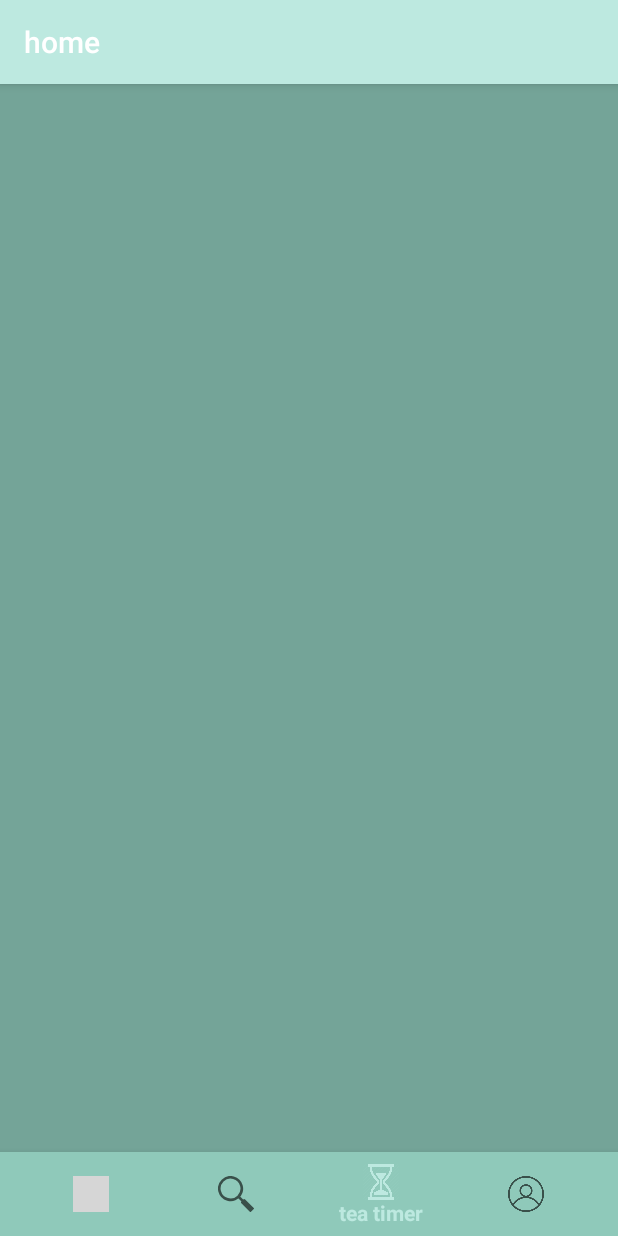
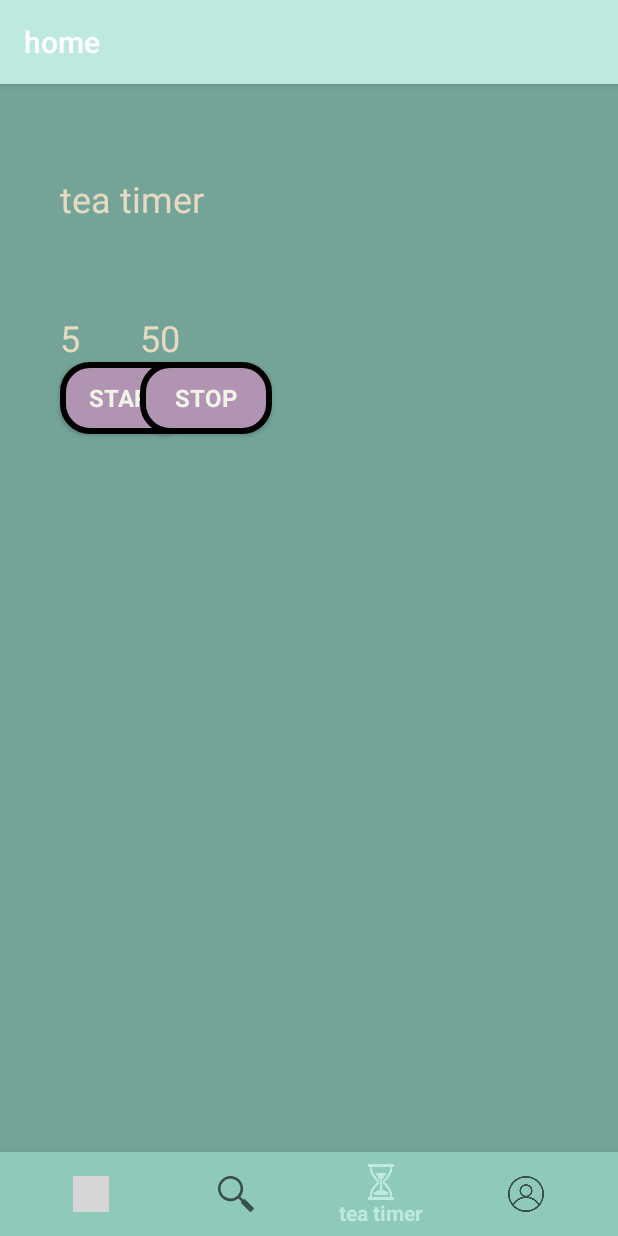
Before and after one commit to williamxyshi/TeaBuddy, an Android app: the MainActivity screen opened directly, with no data from a screen before it, item 3 of the bottom bar chosen, on a phone screen of 412 x 824 dp. Run offline under Robolectric (Android 15) with nearby library versions, the phone set to English and light mode, and no system bars; our stand-ins replace Firebase (no records; nobody signed in at launch, a user with empty details on screens opened directly); libraries missing offline, so code that uses them is left out: io.opencensus.stats, io.realm; pictures from the network do not load; grey boxes are pictures that could not be loaded.

Commit message:
timer functionality

```diff
--- a/app/src/main/java/com/willjane/teabuddy/MainActivity.kt
+++ b/app/src/main/java/com/willjane/teabuddy/MainActivity.kt
@@ -15,6 +15,7 @@ import com.google.android.material.bottomnavigation.BottomNavigationView
 import com.willjane.teabuddy.R
 import com.willjane.teabuddy.fragments.DashboardFragment
 import com.willjane.teabuddy.fragments.EncyclopediaFragment
+import com.willjane.teabuddy.fragments.TeaTimerFragment
 import com.willjane.teabuddy.viewmodels.MainActivityViewModel
 import kotlinx.android.synthetic.main.activity_main.*
 
@@ -22,6 +23,7 @@ class MainActivity : AppCompatActivity() {
 
     private lateinit var  dashboardFragment: DashboardFragment
     private lateinit var  encyclopediaFragment: EncyclopediaFragment
+    private  lateinit var  teaTimerFragment: TeaTimerFragment
 
     private lateinit var vm: MainActivityViewModel
 
@@ -34,6 +36,7 @@ class MainActivity : AppCompatActivity() {
 
         dashboardFragment = DashboardFragment()
         encyclopediaFragment = EncyclopediaFragment()
+        teaTimerFragment = TeaTimerFragment()
 
         supportFragmentManager.beginTransaction().add(R.id.fragmentView, dashboardFragment).commit()
 
@@ -82,7 +85,10 @@ class MainActivity : AppCompatActivity() {
                     true
                 }
                 R.id.bottom_navigation_teatimer->{
-
+                    supportFragmentManager.beginTransaction().apply {
+                        replace(R.id.fragmentView, teaTimerFragment).commit()
+                        addToBackStack(null)
+                    }
                     true
                 }
                 R.id.bottom_navigation_user->{
--- a/app/src/main/java/com/willjane/teabuddy/fragments/EncyclopediaFragment.kt
+++ b/app/src/main/java/com/willjane/teabuddy/fragments/EncyclopediaFragment.kt
@@ -29,9 +29,7 @@ class EncyclopediaFragment: Fragment() {
         initialize()
 
         recyclerView = rootView.findViewById(R.id.encyclopediaRecyclerView)
-        recyclerView.layoutManager = LinearLayoutManager(context,
-                                                                                                    RecyclerView.VERTICAL,
-                                                                        false)
+        recyclerView.layoutManager = LinearLayoutManager(context, RecyclerView.VERTICAL, false)
         recyclerView.adapter = EncyclopediaListAdapter(vm, requireContext())
 
 
--- /dev/null
+++ b/app/src/main/java/com/willjane/teabuddy/fragments/TimerFragment.kt
@@ -0,0 +1,106 @@
+package com.willjane.teabuddy.fragments
+
+import android.os.Bundle
+import android.util.Log
+import android.view.LayoutInflater
+import android.view.View
+import android.view.ViewGroup
+import androidx.fragment.app.Fragment
+import androidx.lifecycle.ViewModelProviders
+import com.willjane.teabuddy.R
+import com.willjane.teabuddy.viewmodels.MainActivityViewModel
+import android.os.CountDownTimer
+import android.text.InputFilter
+import android.widget.Button
+import android.widget.TextView
+import io.opencensus.stats.Aggregation
+import kotlinx.android.synthetic.main.fragment_teatimer.view.*
+import java.util.*
+
+
+class TeaTimerFragment: Fragment() {
+    private lateinit var  vm:  MainActivityViewModel
+    private lateinit var timerMins: TextView
+    private lateinit var timerSec: TextView
+    private lateinit var startTime: Button
+    private lateinit var stopTime: Button
+    private var timerLength: Long = 350000
+    private lateinit var countDownTimer: CountDownTimer
+    private var isInitStart = false
+
+    override fun onCreateView(
+        inflater: LayoutInflater,
+        container: ViewGroup?,
+        savedInstanceState: Bundle?
+    ): View? {
+        Log.d(TAG, "loading tea timer fragment")
+        val rootView = inflater.inflate(R.layout.fragment_teatimer, container, false) as ViewGroup
+        timerMins = rootView.findViewById(R.id.timerMin)
+        timerSec = rootView.findViewById(R.id.timerSec)
+        startTime = rootView.findViewById(R.id.startTimer)
+        stopTime = rootView.findViewById(R.id.stopTimer)
+        setMinutes(timerLength)
+        setSeconds(timerLength)
+        initializeTimer(timerLength)
+        initialize()
+
+        return rootView
+    }
+
+    private fun initialize(){
+        vm = ViewModelProviders.of(activity?:return).get(MainActivityViewModel::class.java)
+        vm.currentActionPage.value = MainActivityViewModel.TEA_TIMER
+
+        startTime.setOnClickListener {
+            startTimer()
+        }
+
+        stopTime.setOnClickListener {
+            stopTimer()
+        }
+    }
+
+    private fun initializeTimer(timeLeft : Long) {
+        countDownTimer = object : CountDownTimer(timeLeft, 1000) {
+
+            override fun onTick(millisUntilFinished: Long) {
+                setMinutes(millisUntilFinished)
+                setSeconds(millisUntilFinished)
+                timerLength = millisUntilFinished
+            }
+            override fun onFinish() {
+                timerSec.text = "done"
+            }
+
+        }
+    }
+    private fun startTimer() {
+        if (!isInitStart) {
+            initializeTimer(timerLength)
+            countDownTimer.start()
+        }
+    }
+
+    private fun stopTimer() {
+        countDownTimer.cancel()
+
+    }
+
+    private fun setMinutes(millSec: Long) {
+        timerMins.text = millToMin(millSec)
+    }
+    private fun setSeconds(millSec: Long) {
+        timerSec.text = millToSec(millSec)
+    }
+
+    private fun millToMin(millSec : Long) : String {
+        return (((millSec / 60000) % 10).toString())
+    }
+
+    private fun millToSec(millSec : Long) : String {
+        return (((millSec / 1000) % 60 ).toString())
+    }
+    companion object{
+        const val TAG = "TeaTimerFragment"
+    }
+}
--- a/app/src/main/java/com/willjane/teabuddy/viewmodels/MainActivityViewModel.kt
+++ b/app/src/main/java/com/willjane/teabuddy/viewmodels/MainActivityViewModel.kt
@@ -27,6 +27,7 @@ class MainActivityViewModel(application: Application): AndroidViewModel(applicat
 
         const val DASHBOARD_PAGE = 0
         const val TEA_INFO = 1
+        const val TEA_TIMER = 2
     }
 
 
--- /dev/null
+++ b/app/src/main/res/layout/fragment_teatimer.xml
@@ -0,0 +1,80 @@
+<?xml version="1.0" encoding="utf-8"?>
+<androidx.constraintlayout.widget.ConstraintLayout
+    xmlns:android="http://schemas.android.com/apk/res/android"
+    xmlns:tools="http://schemas.android.com/tools"
+    xmlns:app="http://schemas.android.com/apk/res-auto"
+    android:layout_width="match_parent"
+    android:layout_height="match_parent"
+    android:background="@color/backgroundColor">
+
+    <TextView
+        android:layout_width="wrap_content"
+        android:layout_height="wrap_content"
+        android:text="@string/teatimer"
+        android:textColor="@color/gold"
+        android:textSize="24sp"
+        android:layout_marginTop="60dp"
+        android:layout_marginLeft="40dp"
+        app:layout_constraintTop_toTopOf="parent"
+        app:layout_constraintLeft_toLeftOf="parent"
+        android:id="@+id/timerTitle"
+        />
+
+
+    <TextView
+        android:layout_width="wrap_content"
+        android:layout_height="wrap_content"
+        android:text="mins"
+        android:textColor="@color/gold"
+        android:textSize="24sp"
+        android:layout_marginTop="60dp"
+        android:layout_marginLeft="40dp"
+        app:layout_constraintTop_toBottomOf="@id/timerTitle"
+        app:layout_constraintLeft_toLeftOf="parent"
+
+        android:id="@+id/timerMin"
+        />
+
+    <TextView
+        android:id="@+id/timerSec"
+        android:layout_width="wrap_content"
+        android:layout_height="wrap_content"
+        android:text="seconds"
+        android:textColor="@color/gold"
+        android:textSize="24sp"
+        android:layout_marginTop="60dp"
+        android:layout_marginLeft="40dp"
+        app:layout_constraintTop_toBottomOf="@id/timerTitle"
+        app:layout_constraintLeft_toRightOf="@id/timerMin"
+
+        />
+
+    <Button
+        android:id="@+id/startTimer"
+        android:layout_width="wrap_content"
+        android:layout_height="wrap_content"
+        android:background="@drawable/btn_rounded"
+        android:fontFamily="@font/font"
+        android:text="@string/start"
+        android:textColor="@color/lightGreen"
+        app:layout_constraintLeft_toLeftOf="@id/timerMin"
+        app:layout_constraintTop_toBottomOf="@+id/timerMin"
+        android:textStyle="bold"
+        android:textSize="16sp"
+        />
+
+    <Button
+        android:id="@+id/stopTimer"
+        android:layout_width="wrap_content"
+        android:layout_height="wrap_content"
+        android:background="@drawable/btn_rounded"
+        android:fontFamily="@font/font"
+        android:text="@string/stop"
+        android:textColor="@color/lightGreen"
+        app:layout_constraintLeft_toLeftOf="@id/timerSec"
+        app:layout_constraintTop_toBottomOf="@+id/timerSec"
+        android:textStyle="bold"
+        android:textSize="16sp"
+        />
+
+</androidx.constraintlayout.widget.ConstraintLayout>
--- a/app/src/main/res/values/strings.xml
+++ b/app/src/main/res/values/strings.xml
@@ -5,7 +5,9 @@
     <string name="teatimer">tea timer</string>
     <string name="user">user</string>
     <string name="start">start</string>
+    <string name="stop">stop</string>
     <string name="tea_buddy">Tea Buddy</string>
     <string name="builtBy">Built by Will and Jane</string>
+    <string name="timetea">time your brew</string>
 
 </resources>
```
